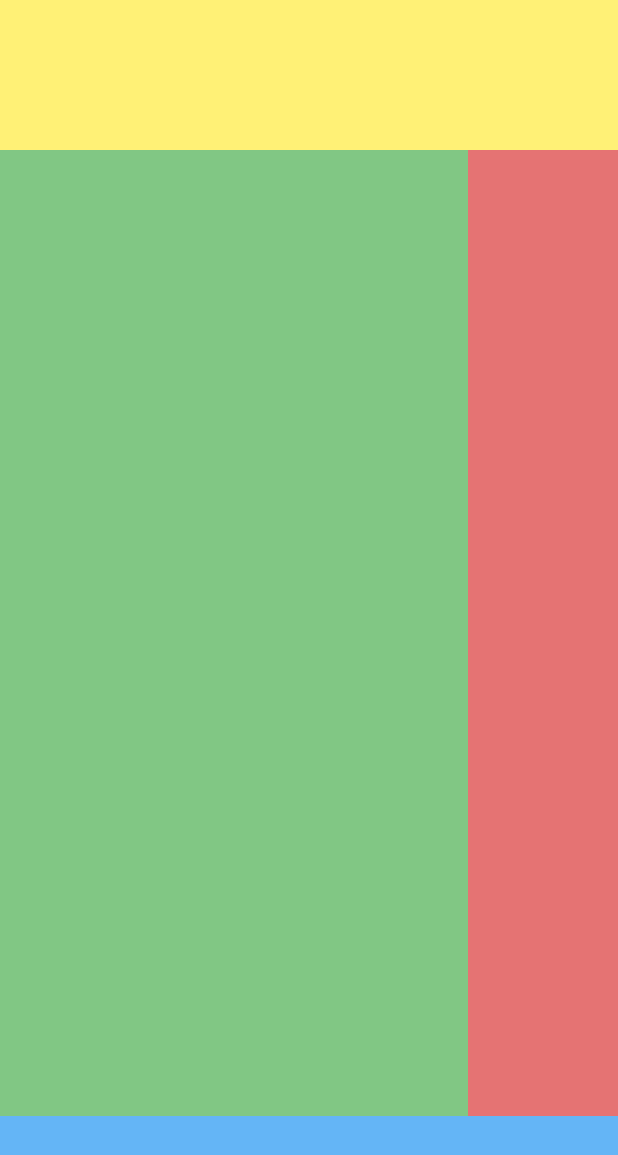
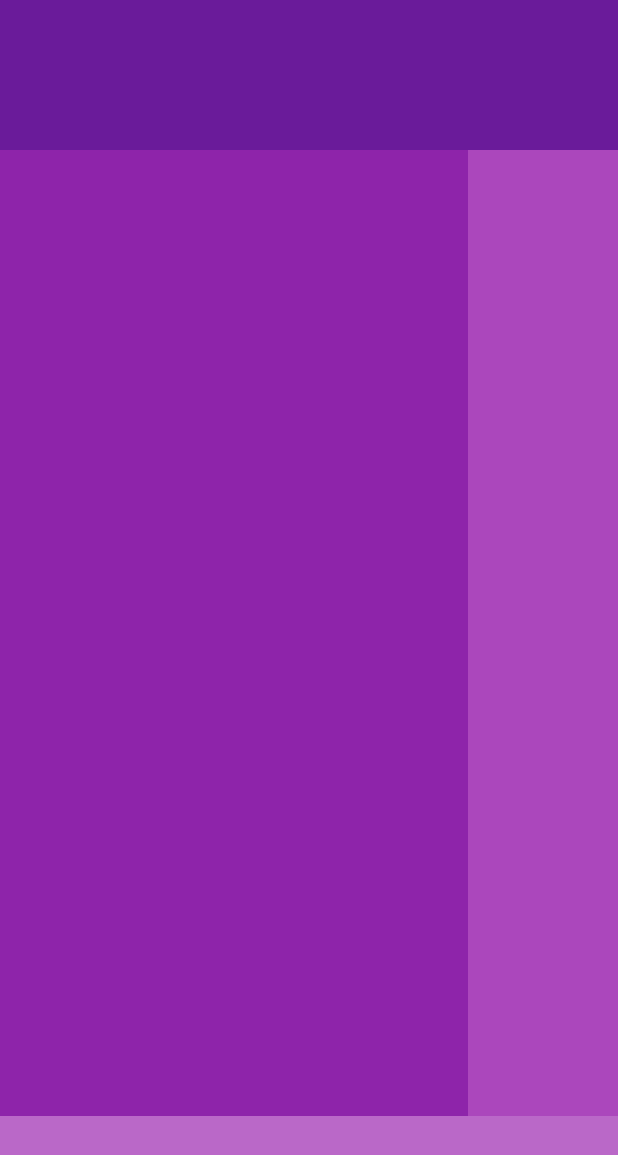
Before and after one commit to sitais/uex, a Flutter app: the screen it shows after launch, on a phone screen of 412 x 824 dp. Shown: the top 1155 px of the screen. Run offline on Flutter 3.47's test engine with Material 2 defaults, Android fonts, the phone set to English and light mode, and no system bars.

Commit message:
Added purple theme
Added purple theme

```diff
--- a/lib/home.dart
+++ b/lib/home.dart
@@ -10,7 +10,7 @@ class Home extends StatelessWidget {
           Container(
             height: 100.0,
             padding: EdgeInsets.only(bottom: 15.0),
-            color: Colors.yellow[300],
+            color: Colors.purple[800],
           ),
 
           // Middle expanded
@@ -19,15 +19,15 @@ class Home extends StatelessWidget {
                   mainAxisSize: MainAxisSize.max,
                   crossAxisAlignment: CrossAxisAlignment.end,
                   children: <Widget>[
-                Expanded(child: Container(color: Colors.green[300])),
+                Expanded(child: Container(color: Colors.purple[600])),
                 Container(
                   width: 100.0,
-                  color: Colors.red[300],
+                  color: Colors.purple[400],
                 )
               ])),
 
           // Bottom Section
-          Container(height: 80.0, color: Colors.blue[300]),
+          Container(height: 80.0, color: Colors.purple[300]),
         ],
       ),
     );
```
